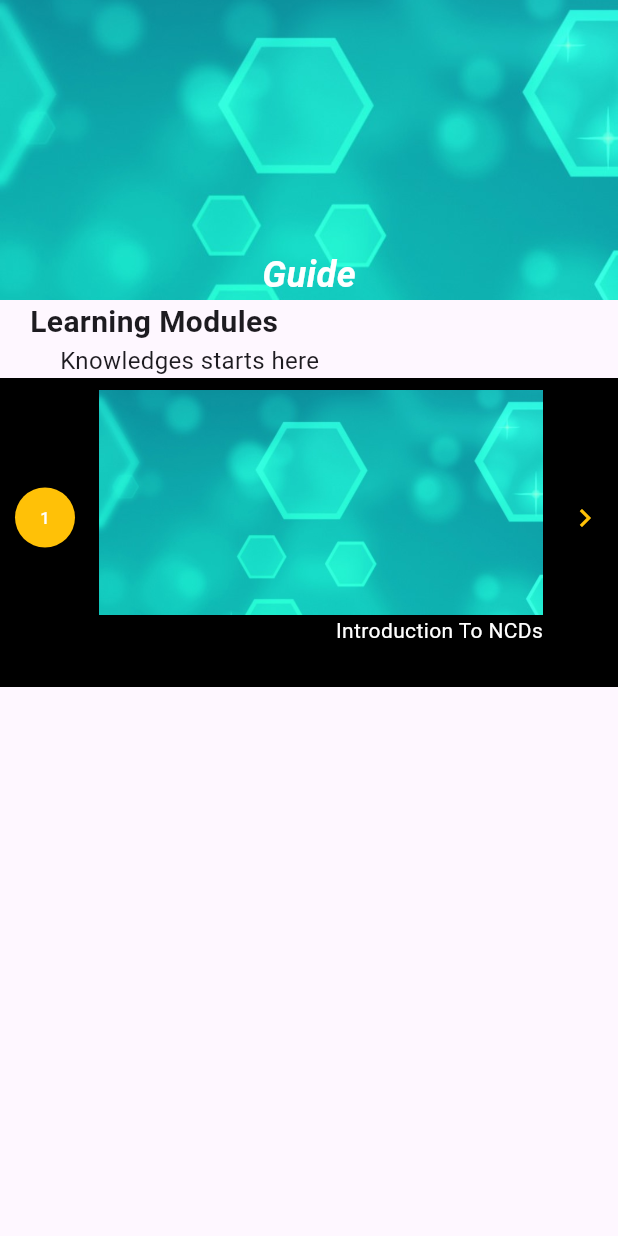
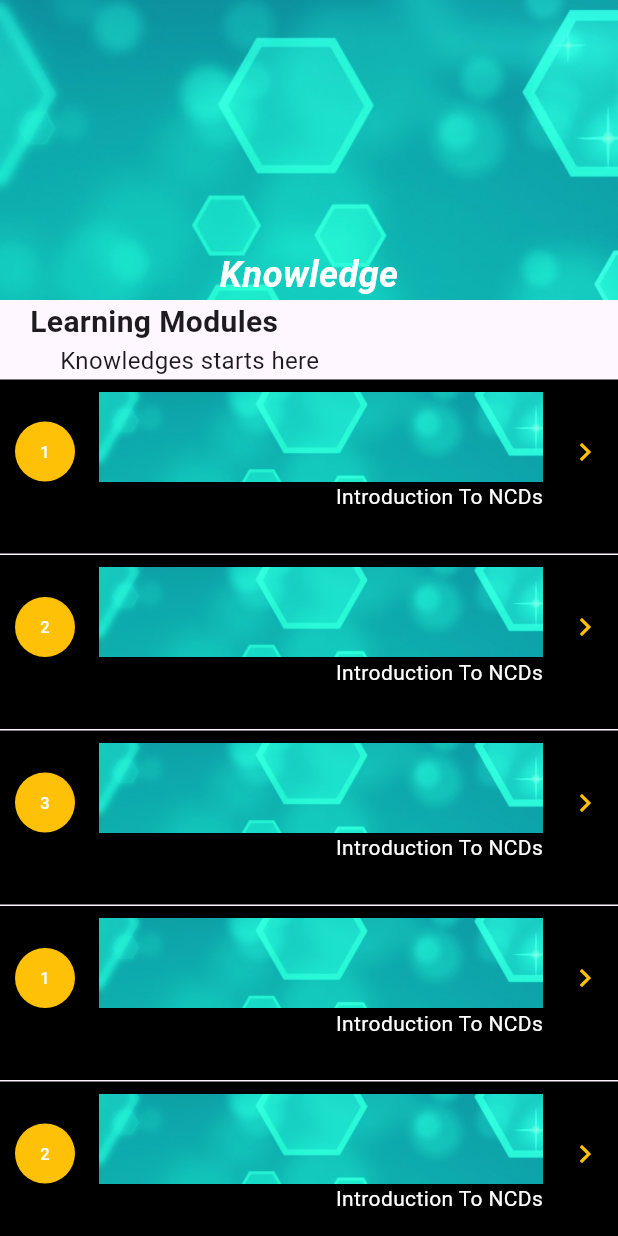
Before and after one commit to JEDIWONG/Flutter-Mobile-App-HealthMatrix, a Flutter app: the Learning screen opened directly, on a phone screen of 412 x 824 dp. Run offline on Flutter 3.47's test engine with Material 3 defaults, Android fonts, the phone set to English and light mode, and no system bars.

Commit message:
update and fixes

```diff
--- /dev/null
+++ b/lib/component/learning_tile.dart
@@ -0,0 +1,52 @@
+
+import 'package:flutter/material.dart';
+
+class LearningTile extends StatelessWidget{
+  const LearningTile({
+    super.key,
+    required this.step,
+    required this.title,
+    required this.imgUrl
+  });
+
+  final String step;
+  final String title;
+  final String imgUrl;
+
+  @override
+  Widget build(BuildContext context) {
+    return Container(
+      margin: const EdgeInsets.only(top: 1),
+
+      child: ListTile(
+
+        contentPadding: const EdgeInsets.fromLTRB(10, 0, 10, 20),
+        tileColor: Colors.black,
+        textColor: Colors.white,
+        iconColor: Colors.amber,
+        leading: Container(
+          width: 40,
+          height: 40,
+          decoration: const BoxDecoration(
+            borderRadius: BorderRadius.all(Radius.circular(20)),
+            color: Colors.amber,
+          ),
+          child: Align(
+            alignment: Alignment.center,
+            child: Text(step),
+          ),
+        ),
+        title: SizedBox(
+          width: double.infinity,
+          height: 60,
+          child: Image.asset(imgUrl,fit: BoxFit.cover,),
+        ),
+        subtitle: Align(
+          alignment: Alignment.centerRight,
+          child:  Text(title),
+        ),
+        trailing: const Icon(Icons.navigate_next),
+      ),
+    );
+  }
+}
--- a/lib/screen/home.dart
+++ b/lib/screen/home.dart
@@ -1,4 +1,5 @@
 import 'package:flutter/material.dart';
+import 'package:health_matrix/component/task_card.dart';
 
 class Home extends StatelessWidget{
   const Home({super.key});
@@ -9,7 +10,7 @@ class Home extends StatelessWidget{
     return const Scaffold(
       body: Column(
         children: [
-          Text(""),
+          TaskCard()
         ],
       ),
     );
--- a/lib/screen/learning.dart
+++ b/lib/screen/learning.dart
@@ -1,5 +1,6 @@
 import 'package:flutter/material.dart';
 import 'package:health_matrix/component/banner.dart';
+import 'package:health_matrix/component/learning_tile.dart';
 import 'package:health_matrix/component/text_tittle.dart';
 
 class Learning extends StatelessWidget{
@@ -7,50 +8,22 @@ class Learning extends StatelessWidget{
 
   @override
   Widget build(BuildContext context) {
-    return Scaffold(
-      body: Column(
-        children: [
-          const PageBanner(imgUrl: "assets/images/bg_01.jpg", title: "Guide"),
-          const TextTittleLeft(title: "Learning Modules", desc: "Knowledges starts here"),
-          SizedBox(
-            width: MediaQuery.sizeOf(context).width,
-            height: 300,
-            child: Column(
-              children:  [
-                ListTile(
-                  contentPadding: const EdgeInsets.fromLTRB(10, 0, 10, 20),
-                  tileColor: Colors.black,
-                  textColor: Colors.white,
-                  iconColor: Colors.amber,
-                  leading: Container(
-                    width: 40,
-                    height: 40,
-                    decoration: const BoxDecoration(
-                      borderRadius: BorderRadius.all(Radius.circular(20)),
-                      color: Colors.amber,
-                    ),
-                    child:  const Align(
-                      alignment: Alignment.center,
-                      child: Text("1"),
-                    ),
-                  ),
-                  title: SizedBox(
-                    width: double.infinity,
-                    height: 150,
-                    child: Image.asset("assets/images/bg_01.jpg",fit: BoxFit.cover,),
-                  ),
-                  subtitle: const Align(
-                    alignment: Alignment.centerRight,
-                    child:  Text("Introduction To NCDs"),
-                  ),
-                  trailing: const Icon(Icons.navigate_next),
-                )
-              ],
-            ),
-          )
-
-        ],
-      ),
+    return  const Scaffold(
+      resizeToAvoidBottomInset: true,
+      body:SingleChildScrollView(
+        child: Column(
+          children: [
+            PageBanner(imgUrl: "assets/images/bg_01.jpg", title: "Knowledge"),
+            TextTittleLeft(title: "Learning Modules", desc: "Knowledges starts here"),
+            LearningTile(step: "1", title: "Introduction To NCDs", imgUrl: "assets/images/bg_01.jpg"),
+            LearningTile(step: "2", title: "Introduction To NCDs", imgUrl: "assets/images/bg_01.jpg"),
+            LearningTile(step: "3", title: "Introduction To NCDs", imgUrl: "assets/images/bg_01.jpg"),
+            LearningTile(step: "1", title: "Introduction To NCDs", imgUrl: "assets/images/bg_01.jpg"),
+            LearningTile(step: "2", title: "Introduction To NCDs", imgUrl: "assets/images/bg_01.jpg"),
+            LearningTile(step: "3", title: "Introduction To NCDs", imgUrl: "assets/images/bg_01.jpg"),
+          ],
+        ),
+      )
     );
   }
 
--- a/pubspec.yaml
+++ b/pubspec.yaml
@@ -65,6 +65,12 @@ flutter:
     - assets/images/banner_01.jpg
     - assets/images/bg_01.jpg
     - assets/images/logo_01.png
+    - assets/images/info_page/bg.png
+    - assets/images/info_page/exercise.png
+    - assets/images/info_page/knowledge.png
+    - assets/images/info_page/meal.png
+    - assets/images/info_page/stats.png
+
 
   # An image asset can refer to one or more resolution-specific "variants", see
   # https://flutter.dev/to/resolution-aware-images
```
Also changed, not shown: lib/component/edu_card.dart (+9 -1 lines), lib/component/task_card.dart (added, +13 -0 lines), lib/screen/info.dart (+25 -9 lines), assets/images/info_page/bg.png (added), assets/images/info_page/exercise.png (added), assets/images/info_page/knowledge.png (added), assets/images/info_page/meal.png (added), assets/images/info_page/stats.png (added).
